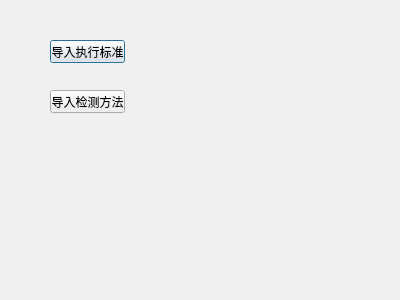
Old version of the form src/Server/staticdatamanager.ui in the repository hcc01/ELIMS.
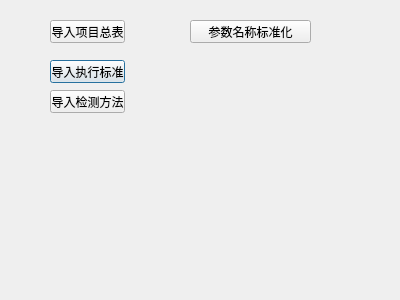
New version of the form.

```diff
--- a/src/Server/staticdatamanager.ui
+++ b/src/Server/staticdatamanager.ui
@@ -17,7 +17,7 @@
    <property name="geometry">
     <rect>
      <x>50</x>
-     <y>40</y>
+     <y>60</y>
      <width>75</width>
      <height>23</height>
     </rect>
@@ -39,6 +39,45 @@
     <string>导入检测方法</string>
    </property>
   </widget>
+  <widget class="QLabel" name="status">
+   <property name="geometry">
+    <rect>
+     <x>0</x>
+     <y>250</y>
+     <width>391</width>
+     <height>20</height>
+    </rect>
+   </property>
+   <property name="text">
+    <string/>
+   </property>
+  </widget>
+  <widget class="QPushButton" name="improtParameterBtn">
+   <property name="geometry">
+    <rect>
+     <x>50</x>
+     <y>20</y>
+     <width>75</width>
+     <height>23</height>
+    </rect>
+   </property>
+   <property name="text">
+    <string>导入项目总表</string>
+   </property>
+  </widget>
+  <widget class="QPushButton" name="parameterStdBtn">
+   <property name="geometry">
+    <rect>
+     <x>190</x>
+     <y>20</y>
+     <width>121</width>
+     <height>23</height>
+    </rect>
+   </property>
+   <property name="text">
+    <string>参数名称标准化</string>
+   </property>
+  </widget>
  </widget>
  <resources/>
  <connections/>
```
